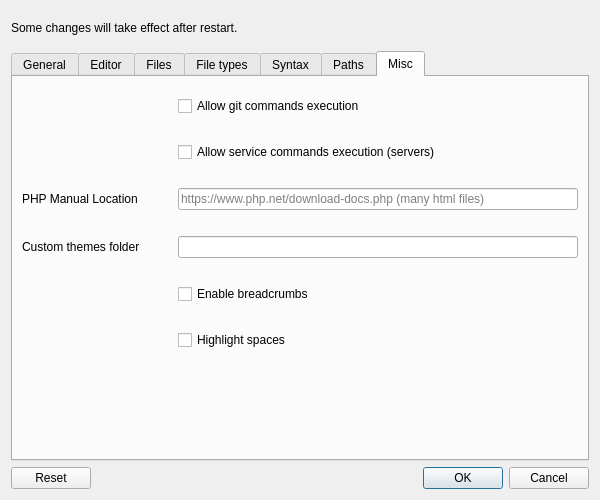
The window that ui/settings.ui (ziracms/editor) describes before a commit, drawn with Qt 5.
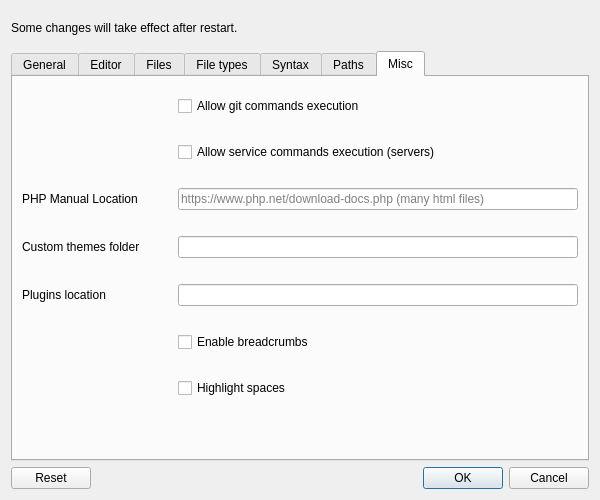
The same window after the commit. The open tabs and pages were chosen to show the change.

Commit message: plugin refactor, spellchecker update, style fixes

Diff of the .ui file:
```diff
--- a/ui/settings.ui
+++ b/ui/settings.ui
@@ -1314,6 +1314,32 @@
          </item>
         </layout>
        </item>
+       <item>
+        <layout class="QHBoxLayout" name="pluginsFolderLayout">
+         <property name="topMargin">
+          <number>10</number>
+         </property>
+         <property name="bottomMargin">
+          <number>10</number>
+         </property>
+         <item>
+          <widget class="QLabel" name="pluginsFolderLabel">
+           <property name="minimumSize">
+            <size>
+             <width>150</width>
+             <height>0</height>
+            </size>
+           </property>
+           <property name="text">
+            <string>Plugins location</string>
+           </property>
+          </widget>
+         </item>
+         <item>
+          <widget class="QLineEdit" name="pluginsFolderLineEdit"/>
+         </item>
+        </layout>
+       </item>
        <item>
         <layout class="QHBoxLayout" name="breadcrumbsLayout">
          <property name="leftMargin">
```
The commit also changes 23 other files.
